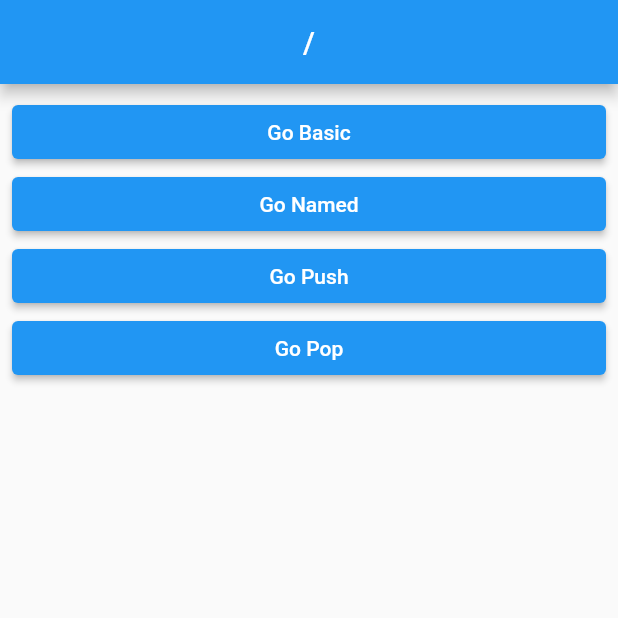
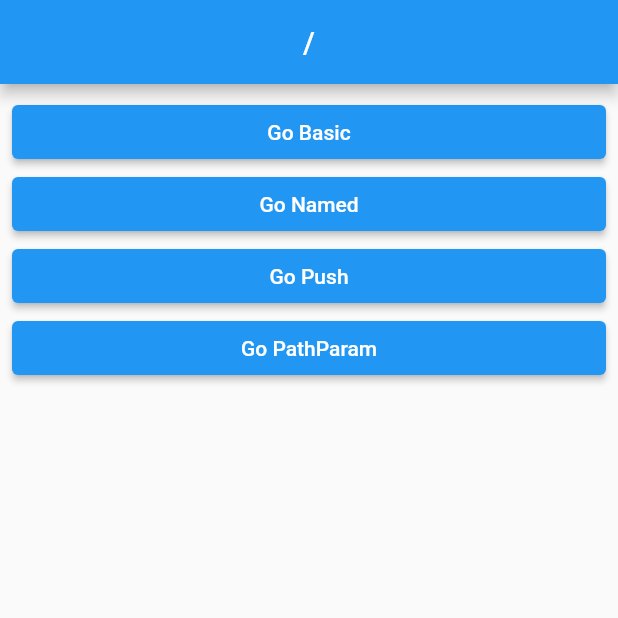
Before and after one commit to g9191hc/GoRouter7, a Flutter app: the screen it shows after launch, on a phone screen of 412 x 824 dp, the top half of it. Run offline on Flutter 3.47's test engine with Material 2 defaults, Android fonts, the phone set to English and light mode, and no system bars; our stand-ins replace go_router.

Commit message:
PathParameters

```diff
--- a/lib/route/router.dart
+++ b/lib/route/router.dart
@@ -4,6 +4,7 @@ import 'package:go_router_v7_actual/screens/0_root_screen.dart';
 import 'package:go_router_v7_actual/screens/3_push_screen.dart';
 import 'package:go_router_v7_actual/screens/4_pop_base_screen.dart';
 import 'package:go_router_v7_actual/screens/5_pop_return_screen.dart';
+import 'package:go_router_v7_actual/screens/6_path_param_screen.dart';
 
 import '../screens/1_basic_screen.dart';
 
@@ -35,7 +36,11 @@ final router = GoRouter(
               builder: (context, state) => PopReturnScreen(),
             ),
           ],
-        )
+        ),
+        GoRoute(
+          path: 'path_param/:id',
+          builder: (context, state) => PathParamScreen(),
+        ),
       ],
     ),
   ],
--- a/lib/screens/0_root_screen.dart
+++ b/lib/screens/0_root_screen.dart
@@ -36,10 +36,10 @@ class RootScreen extends StatelessWidget {
           ),
           ElevatedButton(
             onPressed: () {
-              context.go('/pop');
+              context.go('/path_param/123');
             },
             child: Text(
-              'Go Pop',
+              'Go PathParam',
             ),
           ),
         ],
```
Also changed, not shown: lib/screens/6_path_param_screen.dart (added, +26 -0 lines).
